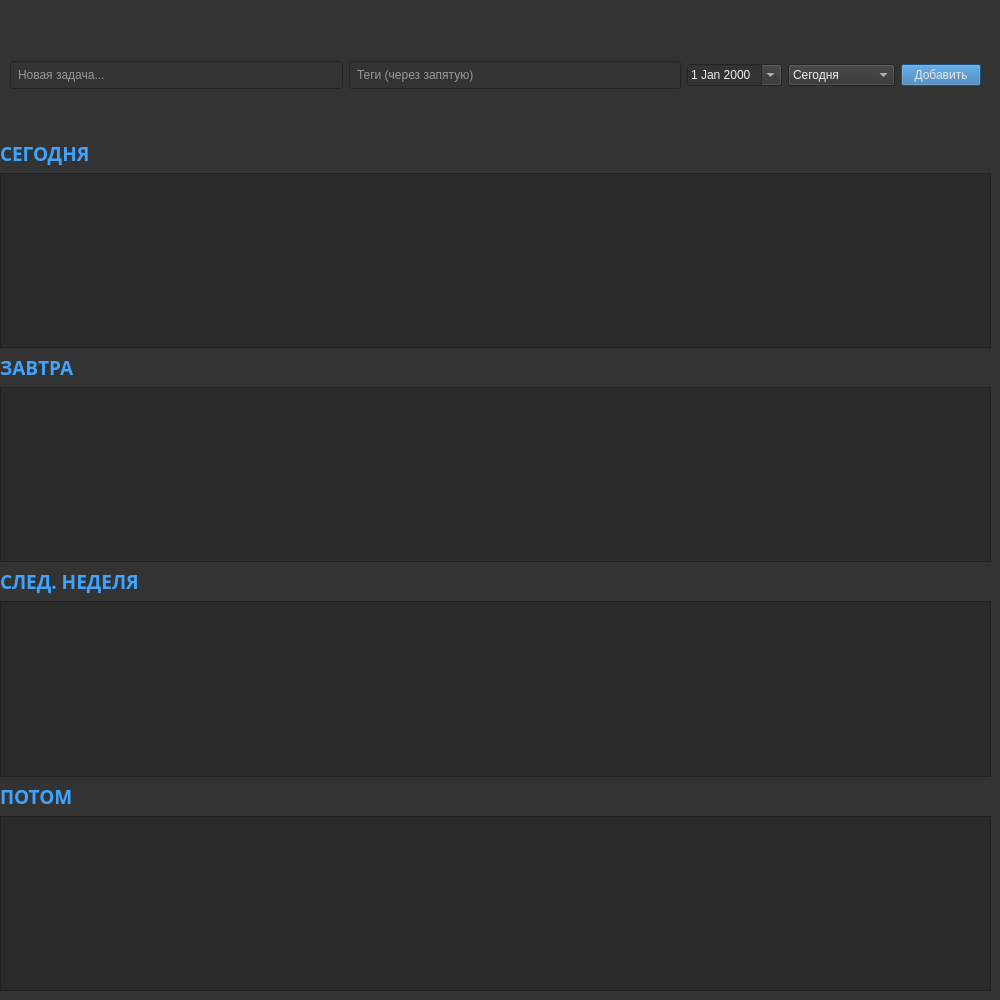
ushakovgleb/ToDo_QT_App, file mainwindow.ui: the form before one commit.
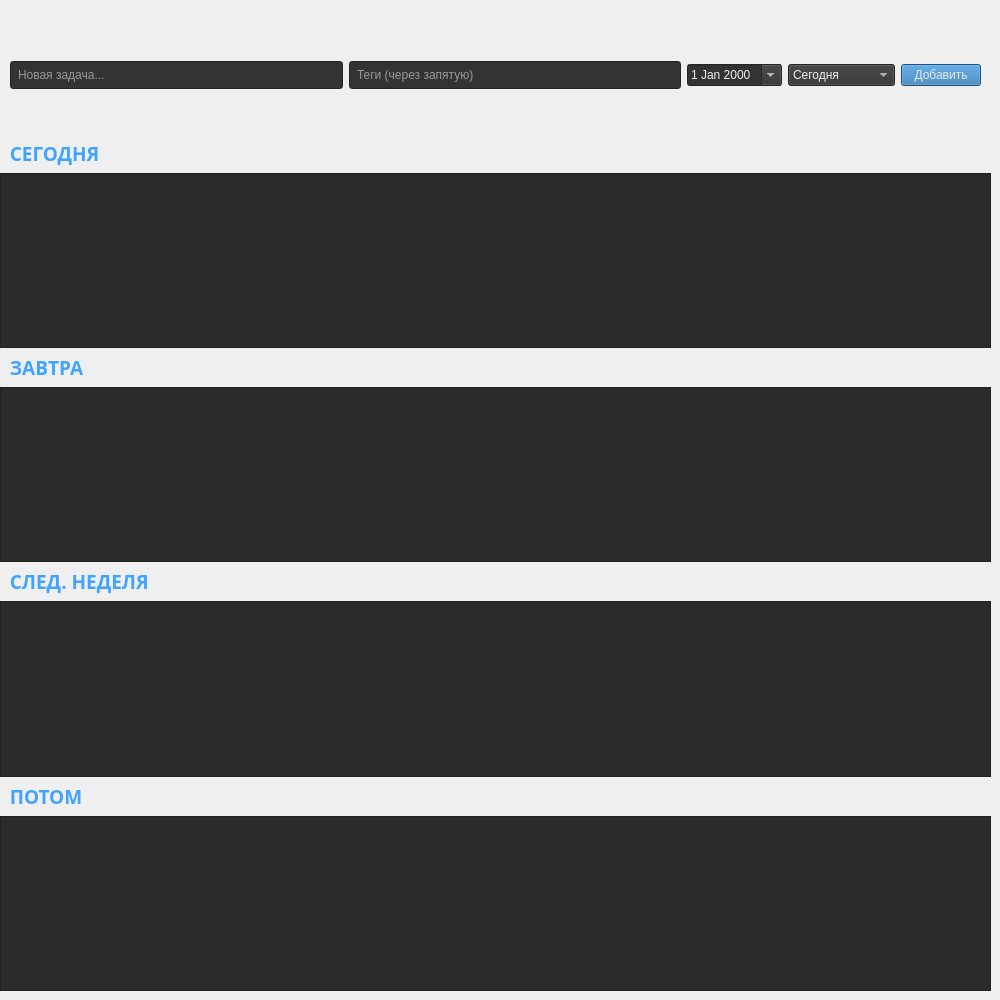
The form after the commit.

Commit message: Микроизменение в интерфейсе

Diff of the .ui file:
```diff
--- a/mainwindow.ui
+++ b/mainwindow.ui
@@ -21,7 +21,7 @@
   </property>
   <property name="styleSheet">
    <string notr="true">QMainWindow {
-    background-color: #333333;
+    background-color: qlineargradient(spread:pad, x1:0, y1:0, x2:1, y2:0, stop:0 rgba(179, 137, 0, 255), stop:1 rgba(255, 255, 255, 255))
     color: white;
 }
 </string>
@@ -157,7 +157,7 @@
             <string notr="true">color: #40a4ff</string>
            </property>
            <property name="text">
-            <string>СЕГОДНЯ</string>
+            <string>  СЕГОДНЯ</string>
            </property>
           </widget>
          </item>
@@ -188,7 +188,7 @@
             <string notr="true">color: #40a4ff</string>
            </property>
            <property name="text">
-            <string>ЗАВТРА</string>
+            <string>  ЗАВТРА</string>
            </property>
           </widget>
          </item>
@@ -218,7 +218,7 @@
             <string notr="true">color: #40a4ff</string>
            </property>
            <property name="text">
-            <string>СЛЕД. НЕДЕЛЯ</string>
+            <string>  СЛЕД. НЕДЕЛЯ</string>
            </property>
           </widget>
          </item>
@@ -248,7 +248,7 @@
             <string notr="true">color: #40a4ff</string>
            </property>
            <property name="text">
-            <string>ПОТОМ</string>
+            <string>  ПОТОМ</string>
            </property>
           </widget>
          </item>
```
